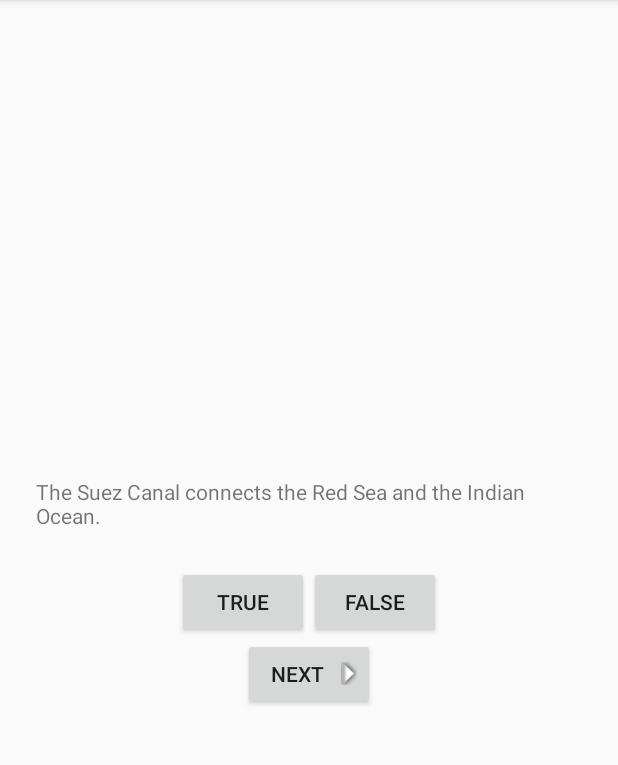
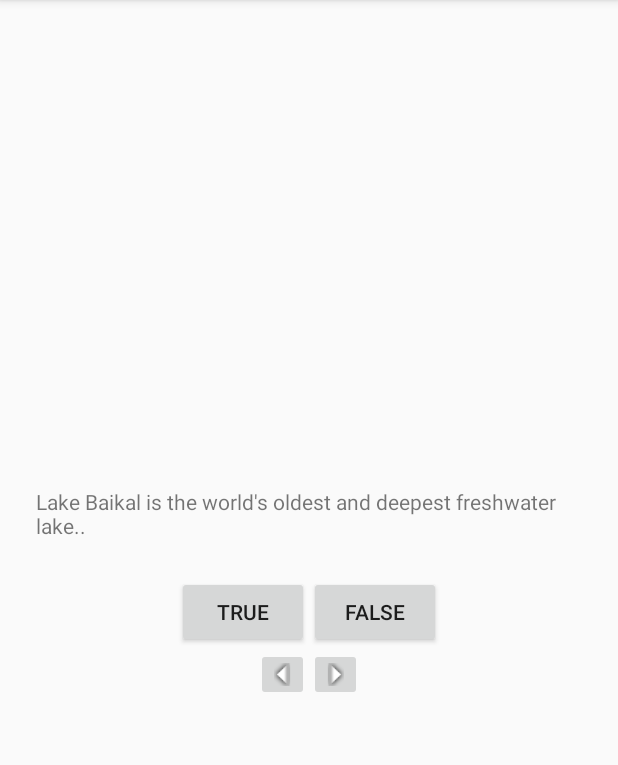
Before and after one commit to oredi-darren/AndroidProgrammingTheBigNerdRanchGuide, an Android app: the screen it shows after launch (QuizActivity), in the options menu, after a tap on "Settings", on a phone screen of 412 x 824 dp, the part 84-849 px from its top. Run offline under Robolectric (Android 15) with nearby library versions, the phone set to English and light mode, and no system bars.

Commit message:
Complete MVC Challenges

```diff
--- a/GeoQuiz/GeoQuiz/src/main/java/me/seet/geoquiz/QuizActivity.java
+++ b/GeoQuiz/GeoQuiz/src/main/java/me/seet/geoquiz/QuizActivity.java
@@ -6,14 +6,15 @@ import android.view.Menu;
 import android.view.MenuItem;
 import android.view.View;
 import android.widget.Button;
+import android.widget.ImageButton;
 import android.widget.TextView;
 import android.widget.Toast;
-
 
 public class QuizActivity extends ActionBarActivity {
     private Button mTrueButton;
     private Button mFalseButton;
-    private Button mNextButton;
+    private ImageButton mNextButton;
+    private ImageButton mPreviousButton;
     private TextView mQuestionTextView;
     private TrueFalse[] mQuestionBank = new TrueFalse[] {
         new TrueFalse(R.string.question_ocean, true),
@@ -30,6 +31,12 @@ public class QuizActivity extends ActionBarActivity {
         setContentView(R.layout.activity_quiz);
 
         mQuestionTextView = (TextView)findViewById(R.id.question_text_view);
+        mQuestionTextView.setOnClickListener(new View.OnClickListener() {
+            @Override
+            public void onClick(View view) {
+                getQuestion(1);
+            }
+        });
         updateQuestion();
 
         mTrueButton = (Button)findViewById(R.id.true_button);
@@ -46,31 +53,21 @@ public class QuizActivity extends ActionBarActivity {
                 checkAnswer(false);
             }
         });
-        mNextButton = (Button)findViewById(R.id.next_button);
+        mNextButton = (ImageButton)findViewById(R.id.next_button);
         mNextButton.setOnClickListener(new View.OnClickListener() {
             @Override
             public void onClick(View view) {
-                mCurrentIndex = (mCurrentIndex + 1) % mQuestionBank.length;
-                updateQuestion();
+                getQuestion(1);
             }
         });
 
-    }
-
-    private void checkAnswer(boolean userPressedTrue) {
-        boolean answerIsTrue = mQuestionBank[mCurrentIndex].isTrueQuestion();
-        int meesageResId = 0;
-        if(userPressedTrue == answerIsTrue)
-            meesageResId = R.string.correct_toast;
-        else
-            meesageResId = R.string.incorrect_toast;
-
-        Toast.makeText(this, meesageResId, Toast.LENGTH_SHORT).show();
-    }
-
-    private void updateQuestion() {
-        int question = mQuestionBank[mCurrentIndex].getQuestion();
-        mQuestionTextView.setText(question);
+        mPreviousButton = (ImageButton)findViewById(R.id.previous_button);
+        mPreviousButton.setOnClickListener(new View.OnClickListener() {
+            @Override
+            public void onClick(View view) {
+                getQuestion(-1);
+            }
+        });
     }
 
     @Override
@@ -93,4 +90,26 @@ public class QuizActivity extends ActionBarActivity {
         return super.onOptionsItemSelected(item);
     }
 
+    private void getQuestion(int offset) {
+        mCurrentIndex += offset;                                           // Add offset + or - 1
+        if(mCurrentIndex < 0) mCurrentIndex = mQuestionBank.length - 1;    // check lower boundary
+        mCurrentIndex = mCurrentIndex % mQuestionBank.length;              // check upper boundary
+        updateQuestion();
+    }
+
+    private void checkAnswer(boolean userPressedTrue) {
+        boolean answerIsTrue = mQuestionBank[mCurrentIndex].isTrueQuestion();
+        int messageResId = 0;
+        if(userPressedTrue == answerIsTrue)
+            messageResId = R.string.correct_toast;
+        else
+            messageResId = R.string.incorrect_toast;
+
+        Toast.makeText(this, messageResId, Toast.LENGTH_SHORT).show();
+    }
+
+    private void updateQuestion() {
+        int question = mQuestionBank[mCurrentIndex].getQuestion();
+        mQuestionTextView.setText(question);
+    }
 }
--- a/GeoQuiz/GeoQuiz/src/main/res/layout/activity_quiz.xml
+++ b/GeoQuiz/GeoQuiz/src/main/res/layout/activity_quiz.xml
@@ -28,11 +28,21 @@
                 android:text="@string/false_button"
                 android:id="@+id/false_button" />
     </LinearLayout>
-    <Button
+    <LinearLayout
+            android:orientation="horizontal"
+            android:layout_width="wrap_content"
+            android:layout_height="wrap_content">
+        <ImageButton
             android:layout_width="wrap_content"
             android:layout_height="wrap_content"
-            android:text="@string/next_button"
-            android:drawableRight="@drawable/arrow_right"
-            android:drawablePadding="4dp"
-            android:id="@+id/next_button" />
+            android:contentDescription="@string/previous_button"
+            android:src="@drawable/arrow_left"
+            android:id="@+id/previous_button" />
+        <ImageButton
+                android:layout_width="wrap_content"
+                android:layout_height="wrap_content"
+                android:contentDescription="@string/next_button"
+                android:src="@drawable/arrow_right"
+                android:id="@+id/next_button" />
+    </LinearLayout>
 </LinearLayout>
--- a/GeoQuiz/GeoQuiz/src/main/res/values/strings.xml
+++ b/GeoQuiz/GeoQuiz/src/main/res/values/strings.xml
@@ -13,5 +13,6 @@
     <string name="question_africa">The source of the Nile River is in Egypt.</string>
     <string name="question_americas">The Amazon River is the longest river in the Americas.</string>
     <string name="question_asia">Lake Baikal is the world\'s oldest and deepest freshwater lake..</string>
+    <string name="previous_button">Prev</string>
 
 </resources>
```
